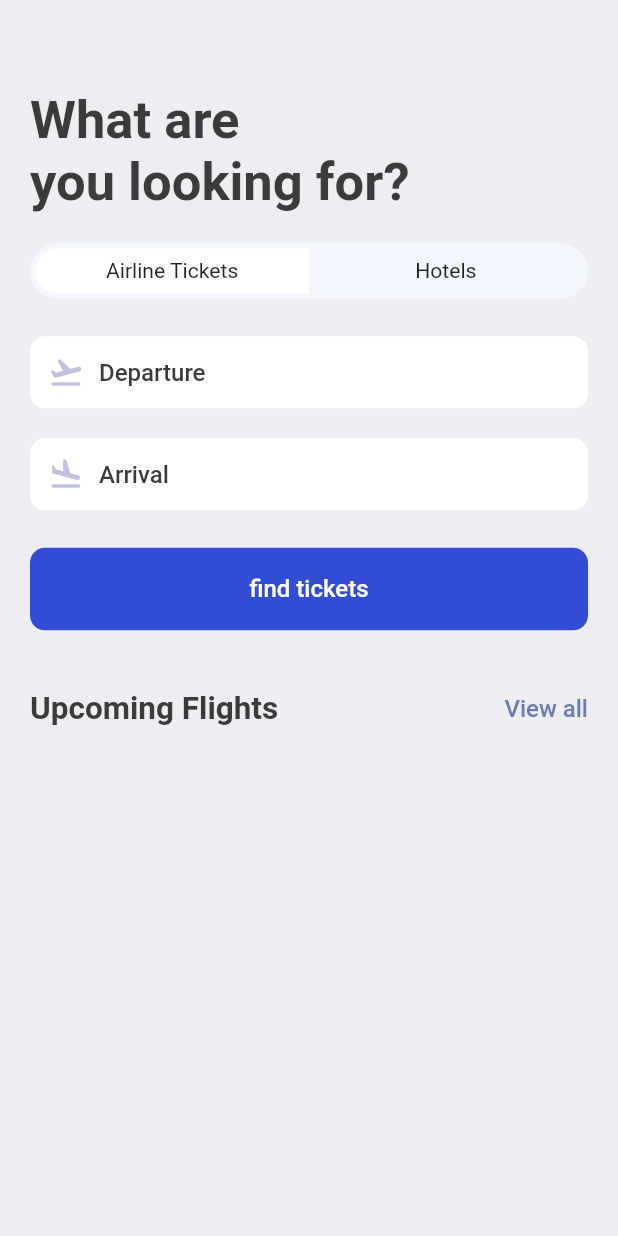
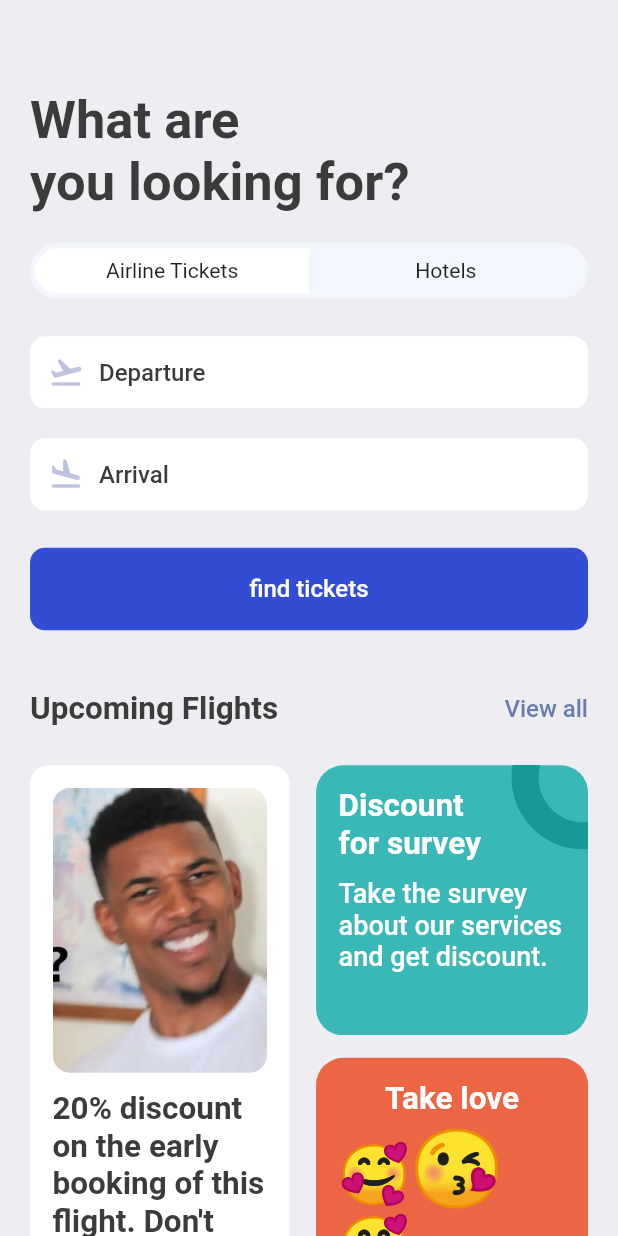
Before and after one commit to omitoful/book_tickets, a Flutter app: the SearchScreen screen opened directly, on a phone screen of 412 x 824 dp. Run offline on Flutter 3.47's test engine with Material 2 defaults, Android fonts, the phone set to English and light mode, and no system bars; our stand-ins replace fluentui_icons, gap, get.

Commit message:
finish search page

```diff
--- a/lib/screens/search_screen.dart
+++ b/lib/screens/search_screen.dart
@@ -63,6 +63,128 @@ class SearchScreen extends StatelessWidget {
           Gap(AppLayout.getHeight(40)),
           const AppDoubleTextWidget(bigText: "Upcoming Flights", smallText: "View all"),
           Gap(AppLayout.getHeight(25)),
+          Row(
+            mainAxisAlignment: MainAxisAlignment.spaceBetween,
+            children: [
+              Container(
+                height: AppLayout.getHeight(400),
+                width: size.width * 0.42,
+                padding: EdgeInsets.symmetric(vertical: AppLayout.getHeight(15), horizontal: AppLayout.getWidth(15)),
+                decoration: BoxDecoration(
+                  color: Colors.white,
+                  borderRadius: BorderRadius.circular(AppLayout.getHeight(12)),
+                  boxShadow: [
+                    BoxShadow(
+                      color: Colors.grey.shade200,
+                      spreadRadius: 1,
+                      blurRadius: 1
+                    )
+                  ]
+                ),
+                child: Column(
+                  children: [
+                    Container(
+                      height: AppLayout.getHeight(190),
+                      decoration: BoxDecoration(
+                        borderRadius: BorderRadius.circular(AppLayout.getHeight(12)),
+                        image: const DecorationImage(
+                          fit: BoxFit.cover,
+                          image: AssetImage("assets/img_1.png")
+                        )
+                      ),
+                    ),
+                    Gap(AppLayout.getHeight(12)),
+                    Text(
+                      "20% discount on the early booking of this flight. Don't miss.",
+                      style: Styles.headLineStyle2,
+                    )
+                  ],
+                ),
+              ),
+              Column(
+                children: [
+                  Stack(
+                    children: [
+                      Container(
+                        width: size.width * 0.44,
+                        height: AppLayout.getHeight(180),
+                        decoration: BoxDecoration(
+                            color: Color(0xFF3AB8B8),
+                            borderRadius: BorderRadius.circular(AppLayout.getHeight(18))
+                        ),
+                        padding: EdgeInsets.symmetric(vertical: AppLayout.getHeight(15), horizontal: AppLayout.getWidth(15)),
+                        child: Column(
+                          crossAxisAlignment: CrossAxisAlignment.start,
+                          children: [
+                            Text(
+                              "Discount\nfor survey",
+                              style: Styles.headLineStyle2.copyWith(fontWeight: FontWeight.bold, color: Colors.white),
+                            ),
+                            Gap(AppLayout.getHeight(10)),
+                            Text(
+                              "Take the survey about our services and get discount.",
+                              style: Styles.headLineStyle2.copyWith(fontWeight: FontWeight.w500, color: Colors.white, fontSize: 18),
+                            ),
+                          ],
+                        ),
+                      ),
+                      Positioned(
+                          right: -45,
+                          top: -40,
+                          child: Container(
+                        padding: EdgeInsets.all(AppLayout.getHeight(30)),
+                        decoration: BoxDecoration(
+                            shape: BoxShape.circle,
+                            border: Border.all(width: 18, color: Color(0xFF189999)),
+                            color: Colors.transparent
+                        ),
+                      )
+                      )
+                    ],
+                  ),
+                  Gap(AppLayout.getHeight(15)),
+                  Container(
+                    width: size.width *0.44,
+                    height: AppLayout.getHeight(205), /// 400 - 180 - 15(padding)
+                    padding: EdgeInsets.symmetric(vertical: AppLayout.getHeight(15), horizontal: AppLayout.getWidth(15)),
+                    decoration: BoxDecoration(
+                      borderRadius: BorderRadius.circular(AppLayout.getHeight(18)),
+                      color: const Color(0xFFEC6545)
+                    ),
+                    child: Column(
+                      children: [
+                        Text(
+                          "Take love",
+                          style: Styles.headLineStyle2.copyWith(color: Colors.white, fontWeight: FontWeight.bold),
+                          textAlign: TextAlign.center
+                        ),
+                        Gap(AppLayout.getHeight(5)),
+                        RichText(
+                          text: const TextSpan(
+                              children: [
+                                TextSpan(
+                                    text: '🥰',
+                                    style: TextStyle(fontSize: 38)
+                                ),
+                                TextSpan(
+                                    text: '😘',
+                                    style: TextStyle(fontSize: 50)
+                                ),
+                                TextSpan(
+                                    text: '🥰',
+                                    style: TextStyle(fontSize: 38)
+                                )
+                              ]
+                          ),
+                        )
+                      ],
+                    ),
+                  )
+                ],
+              ),
+            ],
+          ),
+
         ],
       ),
     );
```
